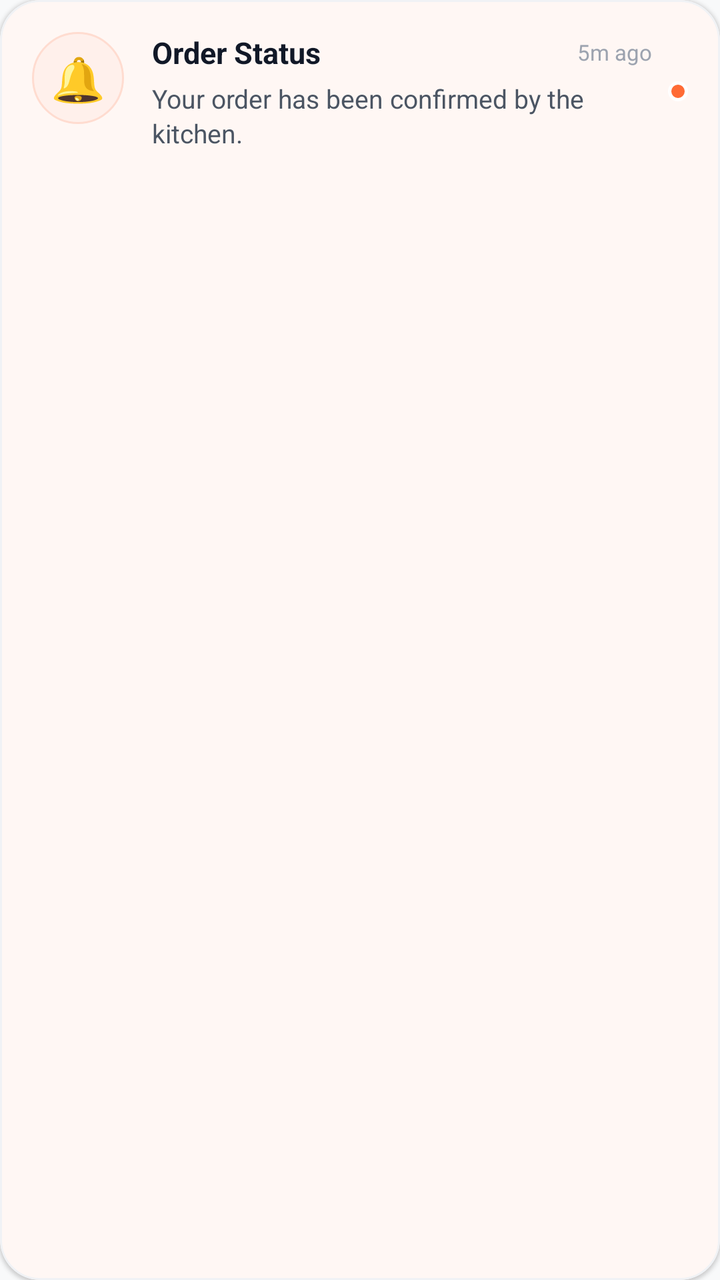
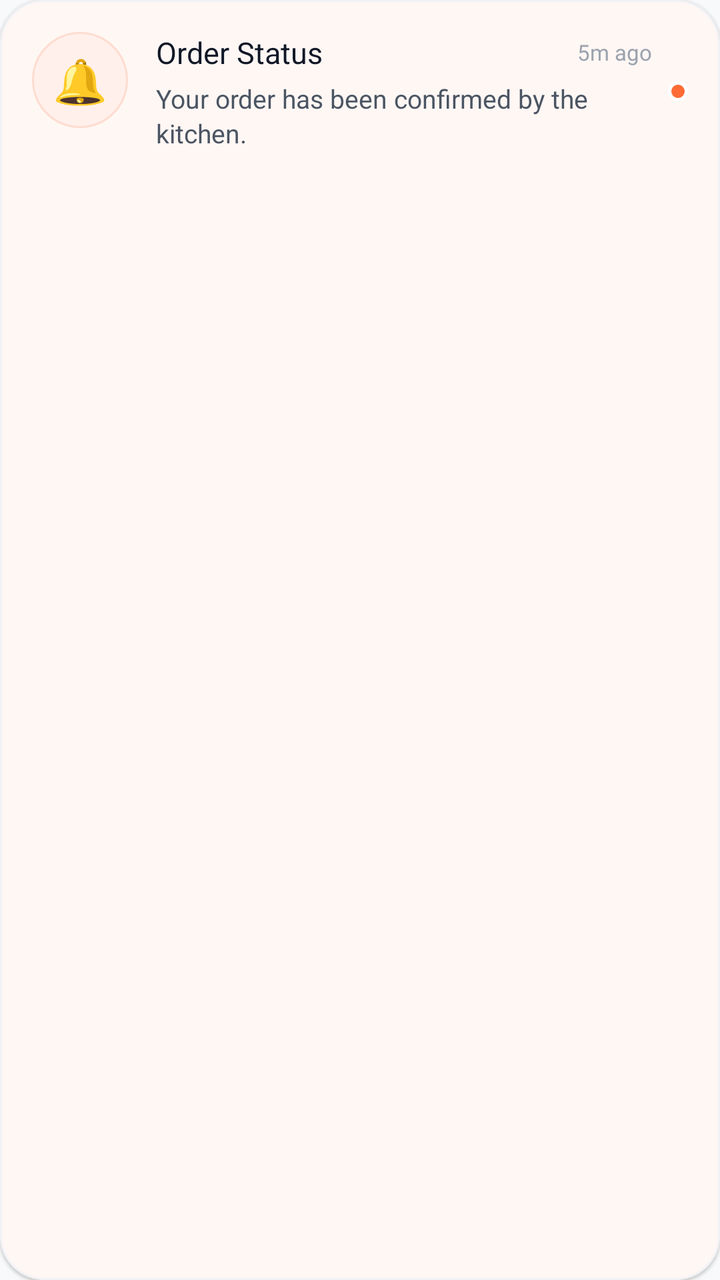

Compare the two renders of this Android layout. The source of the first and the diff that turns it into the second are given below.
<!-- AndroidManifest.xml: application theme Theme.AKRHunger -->
<!-- res/layout/item_notification_card.xml -->
<?xml version="1.0" encoding="utf-8"?>
<com.google.android.material.card.MaterialCardView xmlns:android="http://schemas.android.com/apk/res/android"
    xmlns:app="http://schemas.android.com/apk/res-auto"
    android:id="@+id/card_notification"
    android:layout_width="match_parent"
    android:layout_height="wrap_content"
    android:layout_marginHorizontal="16dp"
    android:layout_marginVertical="6dp"
    android:clickable="true"
    android:focusable="true"
    android:foreground="?attr/selectableItemBackground"
    app:cardBackgroundColor="@color/surface"
    app:cardCornerRadius="20dp"
    app:cardElevation="1dp"
    app:strokeColor="@color/card_border"
    app:strokeWidth="1dp">

    <LinearLayout
        android:layout_width="match_parent"
        android:layout_height="wrap_content"
        android:gravity="center_vertical"
        android:orientation="horizontal"
        android:padding="16dp">

        
        <FrameLayout
            android:id="@+id/layout_icon_bg"
            android:layout_width="46dp"
            android:layout_height="46dp"
            android:layout_gravity="top"
            android:background="@drawable/bg_icon_circle_soft">

            <TextView
                android:id="@+id/tv_notification_icon"
                android:layout_width="wrap_content"
                android:layout_height="wrap_content"
                android:layout_gravity="center"
                android:text="🔔"
                android:textSize="22sp" />
        </FrameLayout>

        
        <LinearLayout
            android:layout_width="0dp"
            android:layout_height="wrap_content"
            android:layout_marginStart="14dp"
            android:layout_weight="1"
            android:orientation="vertical">

            
            <LinearLayout
                android:layout_width="match_parent"
                android:layout_height="wrap_content"
                android:gravity="center_vertical"
                android:orientation="horizontal">

                <TextView
                    android:id="@+id/tv_notification_title"
                    android:layout_width="0dp"
                    android:layout_height="wrap_content"
                    android:layout_weight="1"
                    android:ellipsize="end"
                    android:maxLines="1"
                    android:text="Order Status"
                    android:textColor="@color/text_primary"
                    android:textSize="15sp"
                    android:textStyle="bold" />

                <TextView
                    android:id="@+id/tv_notification_time"
                    android:layout_width="wrap_content"
                    android:layout_height="wrap_content"
                    android:layout_marginStart="8dp"
                    android:text="5m ago"
                    android:textColor="@color/text_hint"
                    android:textSize="11sp" />
            </LinearLayout>

            
            <TextView
                android:id="@+id/tv_notification_body"
                android:layout_width="match_parent"
                android:layout_height="wrap_content"
                android:layout_marginTop="4dp"
                android:ellipsize="end"
                android:lineSpacingExtra="2dp"
                android:maxLines="3"
                android:text="Your order has been confirmed by the kitchen."
                android:textColor="@color/text_secondary"
                android:textSize="13sp" />

            
            <LinearLayout
                android:id="@+id/layout_order_action"
                android:layout_width="wrap_content"
                android:layout_height="wrap_content"
                android:layout_marginTop="8dp"
                android:background="@drawable/bg_pill_soft"
                android:gravity="center_vertical"
                android:paddingHorizontal="12dp"
                android:paddingVertical="4dp"
                android:visibility="gone">

                <TextView
                    android:layout_width="wrap_content"
                    android:layout_height="wrap_content"
                    android:text="View Order Tracking"
                    android:textColor="@color/primary"
                    android:textSize="11sp"
                    android:textStyle="bold" />

                <ImageView
                    android:layout_width="12dp"
                    android:layout_height="12dp"
                    android:layout_marginStart="4dp"
                    android:rotation="180"
                    android:src="@drawable/ic_back"
                    android:tint="@color/primary" />
            </LinearLayout>
        </LinearLayout>

        
        <View
            android:id="@+id/view_unread_dot"
            android:layout_width="10dp"
            android:layout_height="10dp"
            android:layout_gravity="center_vertical"
            android:layout_marginStart="8dp"
            android:background="@drawable/bg_notification_dot" />
    </LinearLayout>
</com.google.android.material.card.MaterialCardView>
<!-- resources referenced by this layout -->
<resources>
  <color name="card_border">#F0F2F5</color>
  <color name="primary">#FF6B35</color>
  <color name="surface">#FFFFFF</color>
  <color name="text_hint">#9CA3AF</color>
  <color name="text_primary">#111827</color>
  <color name="text_secondary">#4B5563</color>
  <!-- drawable bg_icon_circle_soft (drawable) -->
  <?xml version="1.0" encoding="utf-8"?>
  <shape xmlns:android="http://schemas.android.com/apk/res/android"
      android:shape="oval">
      <solid android:color="@color/primary_tint" />
      <stroke android:width="1dp" android:color="@color/primary_tint_border" />
  </shape>
  <!-- drawable bg_notification_dot (drawable) -->
  <?xml version="1.0" encoding="utf-8"?>
  <shape xmlns:android="http://schemas.android.com/apk/res/android"
      android:shape="oval">
      <solid android:color="@color/primary" />
      <stroke android:width="1.5dp" android:color="@color/surface" />
  </shape>
  <!-- drawable bg_pill_soft (drawable) -->
  <?xml version="1.0" encoding="utf-8"?>
  <ripple xmlns:android="http://schemas.android.com/apk/res/android"
      android:color="@color/primary_15">
      <item>
          <shape android:shape="rectangle">
              <corners android:radius="999dp" />
              <solid android:color="@color/primary_tint" />
              <stroke android:width="1dp" android:color="@color/primary_tint_border" />
          </shape>
      </item>
  </ripple>
  <!-- drawable ic_back (drawable) -->
  <vector xmlns:android="http://schemas.android.com/apk/res/android"
      android:width="24dp"
      android:height="24dp"
      android:viewportWidth="24"
      android:viewportHeight="24">
      <path
          android:fillColor="#FF000000"
          android:pathData="M20,11H7.83l5.59,-5.59L12,4l-8,8 8,8 1.41,-1.41L7.83,13H20v-2z"/>
  </vector>
  <color name="primary_tint">#FFF0EB</color>
  <color name="primary_tint_border">#FFDCD0</color>
  <color name="primary_15">#26FF6B35</color>
  <color name="primary_dark">#E55A25</color>
  <color name="on_primary">#FFFFFF</color>
  <color name="secondary">#F59E0B</color>
  <color name="on_secondary">#111827</color>
  <color name="background">#F8F9FA</color>
  <color name="on_surface">#111827</color>
  <style name="ThemeOverlay.AKR.MaterialAlertDialog" parent="ThemeOverlay.Material3.MaterialAlertDialog">
          <item name="shapeAppearance">@style/ShapeAppearance.AKR.Dialog</item>
          <item name="shapeAppearanceOverlay">@style/ShapeAppearance.AKR.Dialog</item>
          <item name="colorSurface">@color/surface</item>
          <item name="android:backgroundDimAmount">0.5</item>
      </style>
  <style name="ThemeOverlay.AKR.BottomSheetDialog" parent="ThemeOverlay.Material3.BottomSheetDialog">
          <item name="bottomSheetStyle">@style/Widget.AKR.BottomSheet</item>
      </style>
  <style name="ShapeAppearance.AKR.Dialog" parent="">
          <item name="cornerFamily">rounded</item>
          <item name="cornerSize">24dp</item>
      </style>
  <style name="Widget.AKR.BottomSheet" parent="Widget.Material3.BottomSheet">
          <item name="shapeAppearanceOverlay">@style/ShapeAppearance.AKR.BottomSheet</item>
          <item name="backgroundTint">@color/surface</item>
      </style>
  <style name="ShapeAppearance.AKR.BottomSheet" parent="">
          <item name="cornerFamily">rounded</item>
          <item name="cornerSizeTopLeft">28dp</item>
          <item name="cornerSizeTopRight">28dp</item>
      </style>
  <!-- unchanged entries left out for length: 1 -->
</resources>

<!-- the commit's change to res/layout/item_notification_card.xml (unified diff, before → after) -->
@@ -10,7 +10,7 @@
     android:focusable="true"
     android:foreground="?attr/selectableItemBackground"
     app:cardBackgroundColor="@color/surface"
-    app:cardCornerRadius="20dp"
+    app:cardCornerRadius="22dp"
     app:cardElevation="1dp"
     app:strokeColor="@color/card_border"
     app:strokeWidth="1dp">
@@ -25,8 +25,8 @@
         
         <FrameLayout
             android:id="@+id/layout_icon_bg"
-            android:layout_width="46dp"
-            android:layout_height="46dp"
+            android:layout_width="48dp"
+            android:layout_height="48dp"
             android:layout_gravity="top"
             android:background="@drawable/bg_icon_circle_soft">
 
@@ -60,17 +60,18 @@
                     android:layout_height="wrap_content"
                     android:layout_weight="1"
                     android:ellipsize="end"
+                    android:fontFamily="sans-serif-bold"
                     android:maxLines="1"
                     android:text="Order Status"
                     android:textColor="@color/text_primary"
-                    android:textSize="15sp"
-                    android:textStyle="bold" />
+                    android:textSize="15sp" />
 
                 <TextView
                     android:id="@+id/tv_notification_time"
                     android:layout_width="wrap_content"
                     android:layout_height="wrap_content"
                     android:layout_marginStart="8dp"
+                    android:fontFamily="sans-serif"
                     android:text="5m ago"
                     android:textColor="@color/text_hint"
                     android:textSize="11sp" />
@@ -83,6 +84,7 @@
                 android:layout_height="wrap_content"
                 android:layout_marginTop="4dp"
                 android:ellipsize="end"
+                android:fontFamily="sans-serif"
                 android:lineSpacingExtra="2dp"
                 android:maxLines="3"
                 android:text="Your order has been confirmed by the kitchen."
@@ -104,10 +106,10 @@
                 <TextView
                     android:layout_width="wrap_content"
                     android:layout_height="wrap_content"
+                    android:fontFamily="sans-serif-bold"
                     android:text="View Order Tracking"
                     android:textColor="@color/primary"
-                    android:textSize="11sp"
-                    android:textStyle="bold" />
+                    android:textSize="11sp" />
 
                 <ImageView
                     android:layout_width="12dp"
@@ -115,7 +117,7 @@
                     android:layout_marginStart="4dp"
                     android:rotation="180"
                     android:src="@drawable/ic_back"
-                    android:tint="@color/primary" />
+                    app:tint="@color/primary" />
             </LinearLayout>
         </LinearLayout>
 
